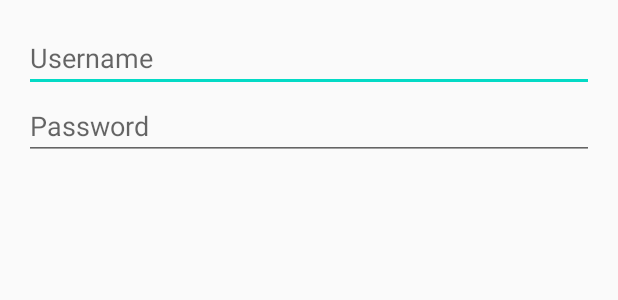
After one commit to marvinwel/3311_Team_4, an Android app: the layout layout_dialog.xml on its own in the app's theme, with its tools: preview values and no code run, on a phone screen of 412 x 824 dp. The commit adds this screen. Shown: the top 300 px of the screen. Run offline under Robolectric (Android 15) with nearby library versions, the phone set to English and light mode, and no system bars.

Commit message:
update
edit

```diff
--- a/app/build.gradle
+++ b/app/build.gradle
@@ -36,5 +36,6 @@ dependencies {
     androidTestImplementation 'androidx.test.ext:junit:1.1.1'
     androidTestImplementation 'androidx.test.espresso:espresso-core:3.2.0'
     implementation 'androidx.biometric:biometric:1.0.1'
+    //implementation 'com.androidx.support:design:28.0.0'
 
 }
--- a/app/src/main/AndroidManifest.xml
+++ b/app/src/main/AndroidManifest.xml
@@ -3,7 +3,7 @@
     package="com.example.password_saver">
 
     <uses-permission android:name="android.permission.USE_BIOMETRIC" />
-    <uses-permission android:name="android.permission.USE_FINGERPRINT" />
+
 
     <application
         android:allowBackup="true"
@@ -12,7 +12,7 @@
         android:roundIcon="@mipmap/ic_launcher_round"
         android:supportsRtl="true"
         android:theme="@style/AppTheme">
-        <activity android:name=".Store_Password"></activity>
+        <activity android:name=".Store_Password"/>
         <activity android:name=".Forgot_Password" />
         <activity android:name=".Register" />
         <activity android:name=".home" />
--- a/app/src/main/java/com/example/password_saver/LogIn.java
+++ b/app/src/main/java/com/example/password_saver/LogIn.java
@@ -412,7 +412,7 @@ public class LogIn<choice> extends AppCompatActivity {
                         }
                         else
                         {
-                            Toast.makeText(LogIn.this, "Please verify your email address:  "+mAuth.getCurrentUser().getEmail().toString(), Toast.LENGTH_SHORT).show();
+                            Toast.makeText(LogIn.this, "Please verify your email address:  "+mAuth.getCurrentUser().getEmail(), Toast.LENGTH_SHORT).show();
                         }
 
 
@@ -521,7 +521,7 @@ public class LogIn<choice> extends AppCompatActivity {
     //key to help encrypt usr password
     @RequiresApi(api = Build.VERSION_CODES.M)
     private SecretKey createKey() throws InvalidAlgorithmParameterException {
-        KeyGenerator keyGenerator = null;
+        KeyGenerator keyGenerator;
         try {
             keyGenerator = KeyGenerator.getInstance(KeyProperties.KEY_ALGORITHM_AES, "AndroidKeyStore");
             keyGenerator.init(new KeyGenParameterSpec.Builder("Key", KeyProperties.PURPOSE_ENCRYPT | KeyProperties.PURPOSE_DECRYPT)
--- a/app/src/main/java/com/example/password_saver/Register.java
+++ b/app/src/main/java/com/example/password_saver/Register.java
@@ -270,7 +270,7 @@ public class Register extends AppCompatActivity {
        return true;
     }
 
-    public static final Pattern EMAIL_ADDRESS = Pattern.compile("[a-zA-A0-9]\\+\\.\\_\\%\\-\\+]{1,256}" + "\\@" + "[a-zA-Z0-9][a-zA-Z0-9\\-]{0,64}" + "(" + "\\." + "[a-zA_Z0-9][a-zA-Z0-9\\-]{0,25}]" + ")+");
+    public static final Pattern EMAIL_ADDRESS = Pattern.compile("[a-zA-Z0-9]\\+\\.\\_\\%\\-\\+]{1,256}" + "\\@" + "[a-zA-Z0-9][a-zA-Z0-9\\-]{0,64}" + "(" + "\\." + "[a-zA_Z0-9][a-zA-Z0-9\\-]{0,25}]" + ")+");
 
     public void hideKeyboard(View view)
     {
--- a/app/src/main/res/layout/activity_home.xml
+++ b/app/src/main/res/layout/activity_home.xml
@@ -13,7 +13,8 @@
         android:id="@+id/toolbar"
         android:layout_width="match_parent"
         android:layout_height="wrap_content"
-        android:background="@color/black_overlay" />
+        android:background="@color/black_overlay"
+        tools:ignore="MissingConstraints" />
 
 
     <CheckBox
@@ -212,7 +213,7 @@
         android:layout_marginStart="20dp"
         android:layout_marginLeft="20dp"
         android:layout_marginTop="284dp"
-        android:text="@"
+        android:text="\@"
         android:buttonTint="@color/design_default_color_on_secondary"
         android:textColor="#FFFFFF"
         android:textSize="18sp"
--- a/app/src/main/res/layout/activity_login.xml
+++ b/app/src/main/res/layout/activity_login.xml
@@ -139,6 +139,7 @@
         app:layout_constraintStart_toStartOf="parent"
         app:layout_constraintTop_toBottomOf="@+id/psswrd_in"
         app:layout_constraintVertical_bias="0.846"
-        app:srcCompat="@drawable/finger_foreground1" />
+        app:srcCompat="@drawable/finger_foreground1"
+        tools:ignore="VectorDrawableCompat" />
 
 </androidx.constraintlayout.widget.ConstraintLayout>
--- /dev/null
+++ b/app/src/main/res/layout/layout_dialog.xml
@@ -0,0 +1,23 @@
+<?xml version="1.0" encoding="utf-8"?>
+<RelativeLayout xmlns:android="http://schemas.android.com/apk/res/android"
+    android:layout_width="match_parent" android:layout_height="match_parent"
+    android:padding="16dp">
+
+    <EditText
+        android:hint="Username"
+        android:id="@+id/alert_username"
+        android:layout_width="match_parent"
+        android:layout_height="wrap_content"
+        android:inputType="text"/>
+
+    <EditText
+        android:id="@+id/alert_password"
+        android:layout_width="match_parent"
+        android:layout_height="wrap_content"
+        android:hint="Password"
+        android:inputType="text"
+        android:layout_below="@+id/alert_username"
+        android:layout_alignParentStart="true"
+        android:layout_alignParentLeft="true" />
+
+</RelativeLayout>
```
Also changed, not shown: app/src/main/java/com/example/password_saver/PasswordGenerator.java (+5 -5 lines), app/src/main/java/com/example/password_saver/Store_Password.java (+197 -9 lines), app/src/main/java/com/example/password_saver/home.java (+12 -14 lines).
